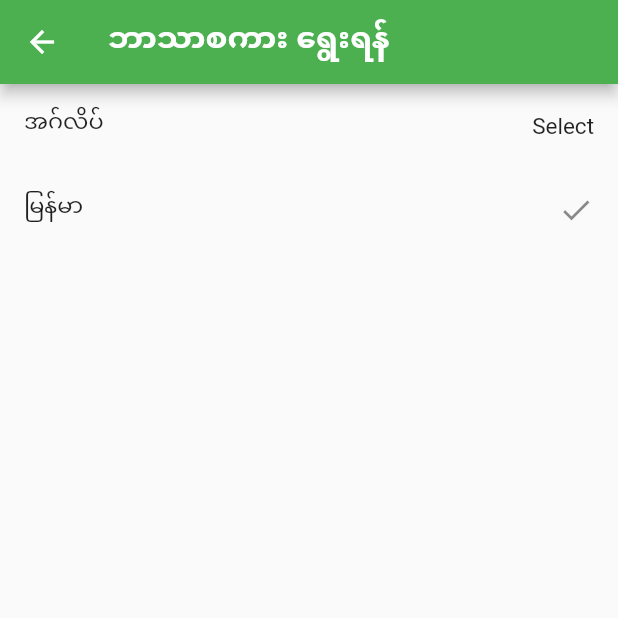
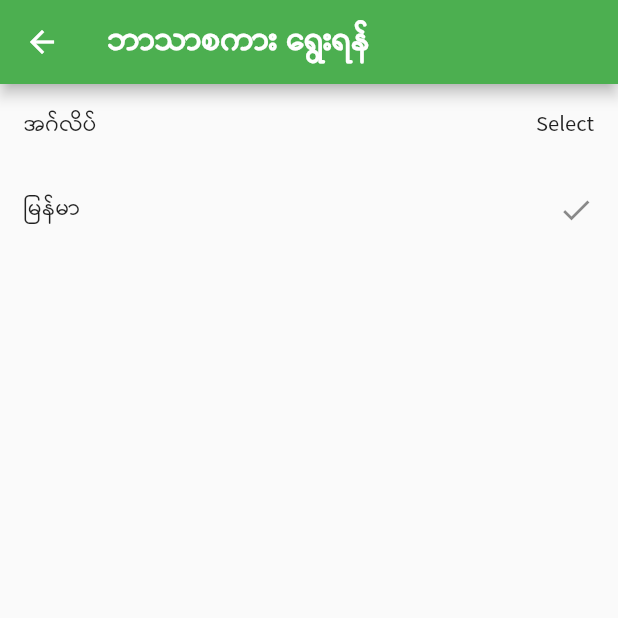
Before and after one commit to MyoMin-Latt/Search_Image, a Flutter app: the LanguagePage screen opened directly, after a tap on "Myanmar", on a phone screen of 412 x 824 dp, the top half of it. Run offline on Flutter 3.47's test engine with Material 2 defaults, Android fonts, the phone set to English and light mode, and no system bars; our stand-ins replace cached_network_image, easy_localization, pull_to_refresh, shared_preferences; accounts and stored records are empty; network calls fail.

Commit message:
Pyidaungsu font, Easy localization error - .then()

```diff
--- a/assets/translations/my-MM.json
+++ b/assets/translations/my-MM.json
@@ -4,7 +4,7 @@
     "search_image" : "Pixabayမှ ပုံရှာများ",
     "enter_name" : "အမည်ရိုက်ထည့်ပါ",
     "search" : "ရှာရန်",
-    "night_mode" : "ညကြည်အရောင်",
+    "night_mode" : "ညကြည့်အရောင်",
     "download_image" : "ရယူထားသော ပုံများ",
     "language" : "ဘာသာစကား",
     "choose_language" : "ဘာသာစကား ရွေးရန်",
--- a/lib/main.dart
+++ b/lib/main.dart
@@ -37,10 +37,12 @@ class MyApp extends StatelessWidget {
               brightness: Brightness.light,
               primaryColor: Colors.green,
               primarySwatch: Colors.green,
+              fontFamily: 'pyidaungsu'
             ),
             darkTheme: ThemeData(
               brightness: Brightness.dark,
               primarySwatch: Colors.grey,
+              fontFamily: 'pyidaungsu',
               bottomNavigationBarTheme: BottomNavigationBarThemeData(
                 selectedItemColor: Colors.white
               )
--- a/lib/settings/settings_page.dart
+++ b/lib/settings/settings_page.dart
@@ -62,7 +62,11 @@ class _SettingsPageState extends State<SettingsPage> {
                     return LanguagePage();
                   }
                 )
-              );
+              ).then((value) {
+                setState(() {
+
+                });
+              });
             },
           )
         ],
```
Also changed, not shown: pubspec.yaml (+4 -4 lines), assets/fonts/Pyidaungsu-2.5.3_Regular.ttf (added).
